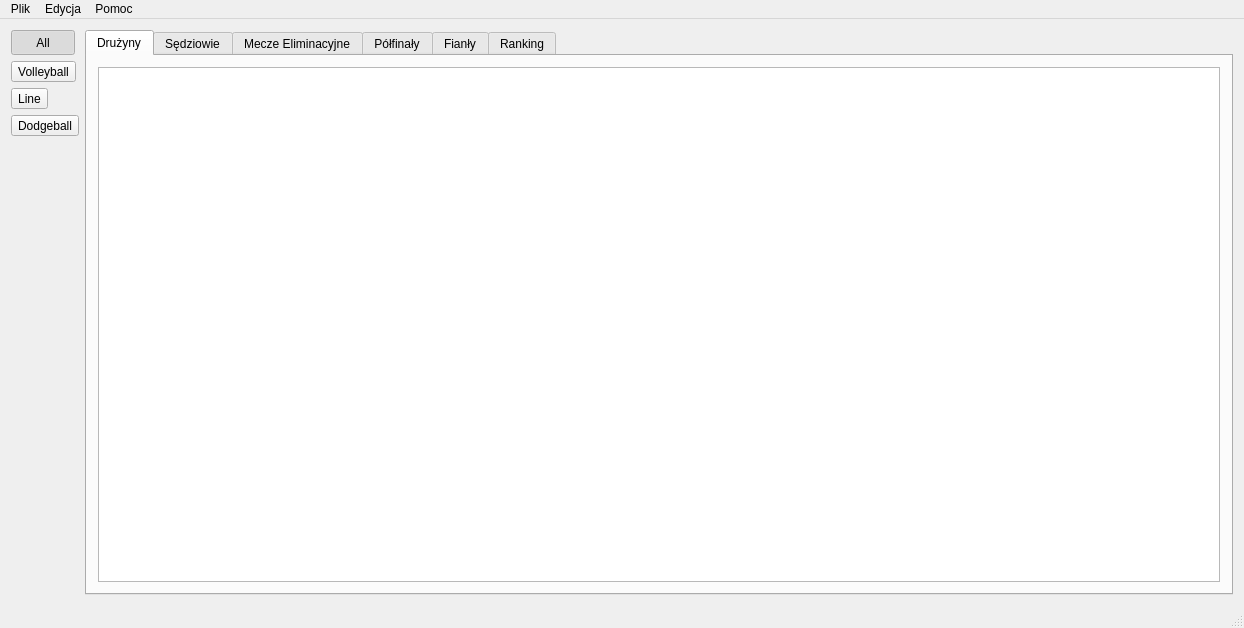
First picture: the form in Programowanie/Projekt/mainwindow.ui, repository Karoru19/Project, before the edit.
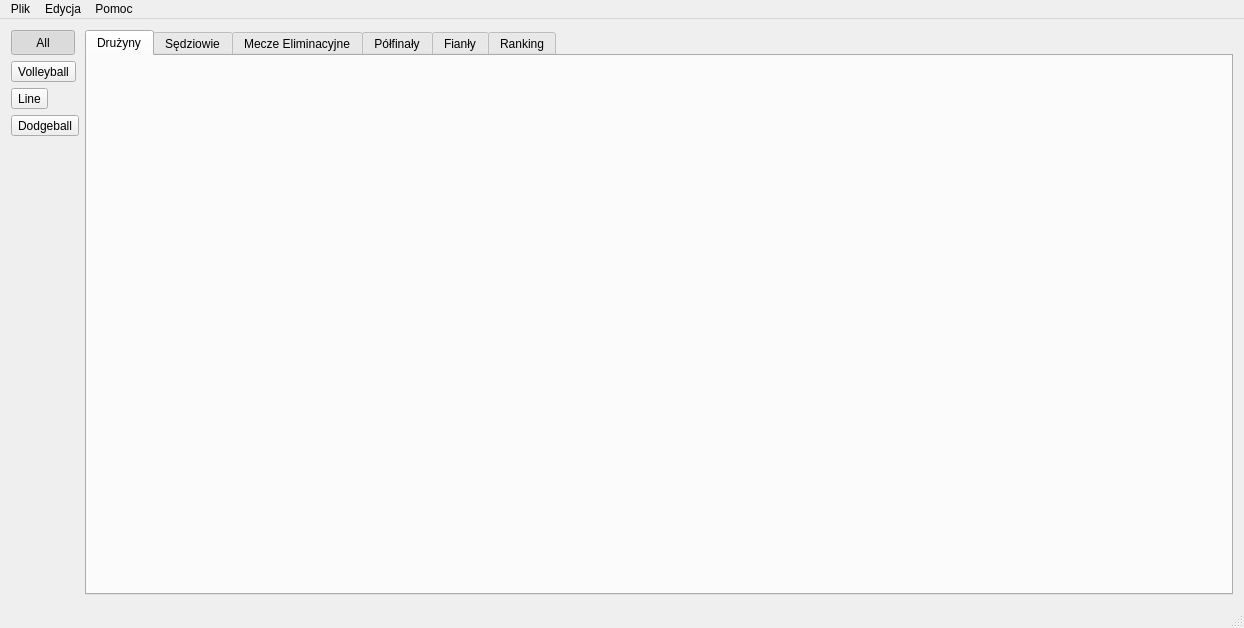
Second picture: the form after the edit. The open tabs and pages were chosen to show the change. Icons and pictures are not drawn.

The edit to the form file:
```diff
--- a/Programowanie/Projekt/mainwindow.ui
+++ b/Programowanie/Projekt/mainwindow.ui
@@ -148,11 +148,7 @@
        <attribute name="title">
         <string>Drużyny</string>
        </attribute>
-       <layout class="QVBoxLayout" name="verticalLayout_3">
-        <item>
-         <widget class="QTableWidget" name="TableTeam"/>
-        </item>
-       </layout>
+       <layout class="QVBoxLayout" name="verticalLayout_3"/>
       </widget>
       <widget class="QWidget" name="TabRefree">
        <attribute name="title">
```
Left out of the diff: 2 changed lines with no effect on the pictures.
